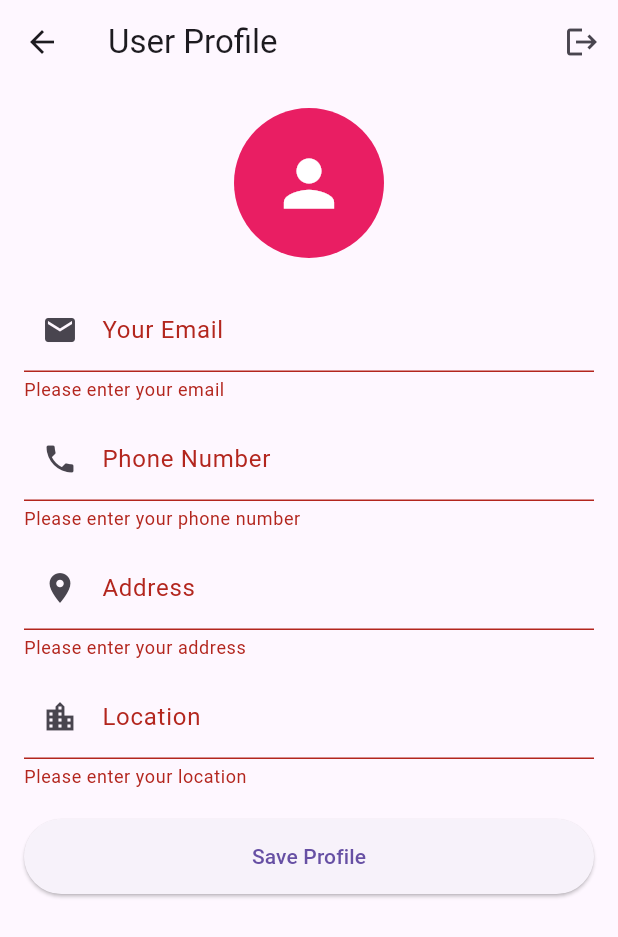
After one commit to Malinda-kawshalya/Barza_mobile_app, a Flutter app: the UserProfileScreen screen opened by its route, after a tap on "Save Profile", on a phone screen of 412 x 824 dp. The commit adds this screen. Shown: the top 937 px of the screen. Run offline on Flutter 3.47's test engine with Material 3 defaults, Android fonts, the phone set to English and light mode, and no system bars; our stand-ins replace cloud_firestore, firebase_auth, firebase_core; accounts and stored records are empty.

Commit message:
profile page setup

```diff
--- a/barza_app/lib/main.dart
+++ b/barza_app/lib/main.dart
@@ -3,6 +3,8 @@ import 'package:firebase_core/firebase_core.dart';
 import 'screens/login_page.dart';
 import 'screens/helpCenter_page.dart';
 import 'screens/get_started.dart';
+import 'screens/user_profile.dart';
+import 'screens/home_screen.dart';
 
 void main() async {
   WidgetsFlutterBinding.ensureInitialized();
@@ -24,6 +26,8 @@ class MyApp extends StatelessWidget {
         '/': (context) => GetStartedPage(),
         '/login': (context) => LoginPage(),
         '/help-center': (context) => HelpCenterPage(),
+        '/user-profile': (context) => UserProfileScreen(),
+        '/home': (context) => HomeScreen(),
       },
     );
   }
--- /dev/null
+++ b/barza_app/lib/models/profile_model.dart
@@ -0,0 +1,39 @@
+import 'package:cloud_firestore/cloud_firestore.dart';
+
+class UserProfile {
+  String? id;
+  String email;
+  String phoneNumber;
+  String address;
+  String location;
+
+  UserProfile({
+    this.id,
+    required this.email,
+    required this.phoneNumber,
+    required this.address,
+    required this.location,
+  });
+
+  // Convert UserProfile to a Map for Firestore
+  Map<String, dynamic> toMap() {
+    return {
+      'email': email,
+      'phoneNumber': phoneNumber,
+      'address': address,
+      'location': location,
+    };
+  }
+
+  // Create UserProfile from Firestore document
+  factory UserProfile.fromFirestore(DocumentSnapshot doc) {
+    Map data = doc.data() as Map;
+    return UserProfile(
+      id: doc.id,
+      email: data['email'] ?? '',
+      phoneNumber: data['phoneNumber'] ?? '',
+      address: data['address'] ?? '',
+      location: data['location'] ?? '',
+    );
+  }
+}
--- a/barza_app/lib/screens/home_screen.dart
+++ b/barza_app/lib/screens/home_screen.dart
@@ -21,7 +21,7 @@ class HomeScreen extends StatelessWidget {
     } else if (index == 3) {
       routeName = '/wishlist';
     } else if (index == 4) {
-      routeName = '/userprofile';
+      routeName = '/user-profile';
     }
 
     if (ModalRoute.of(context)?.settings.name != routeName) {
--- a/barza_app/lib/screens/login_page.dart
+++ b/barza_app/lib/screens/login_page.dart
@@ -4,7 +4,7 @@ import 'package:firebase_auth/firebase_auth.dart';
 import 'package:barza_app/screens/get_started.dart';
 import 'package:barza_app/screens/signUp_page.dart';
 import 'package:barza_app/screens/home_screen.dart';
-import '/auth_service.dart';
+import '../services/auth_service.dart';
 
 class LoginPage extends StatefulWidget {
   const LoginPage({Key? key}) : super(key: key);
--- /dev/null
+++ b/barza_app/lib/screens/user_profile.dart
@@ -0,0 +1,192 @@
+import 'package:flutter/material.dart';
+import 'package:firebase_auth/firebase_auth.dart';
+import 'package:barza_app/models/profile_model.dart';
+import 'package:barza_app/services/profile_service.dart';
+
+class UserProfileScreen extends StatefulWidget {
+  @override
+  _UserProfileScreenState createState() => _UserProfileScreenState();
+}
+
+class _UserProfileScreenState extends State<UserProfileScreen> {
+  final _formKey = GlobalKey<FormState>();
+  final _userProfileService = UserProfileService();
+
+  // Controllers for text fields
+  final _emailController = TextEditingController();
+  final _phoneController = TextEditingController();
+  final _addressController = TextEditingController();
+  final _locationController = TextEditingController();
+
+  UserProfile? _existingProfile;
+  bool _isLoading = true;
+
+  @override
+  void initState() {
+    super.initState();
+    _fetchExistingProfile();
+  }
+
+  Future<void> _fetchExistingProfile() async {
+    try {
+      final profile = await _userProfileService.fetchUserProfile();
+      if (profile != null) {
+        setState(() {
+          _existingProfile = profile;
+          _emailController.text = profile.email;
+          _phoneController.text = profile.phoneNumber;
+          _addressController.text = profile.address;
+          _locationController.text = profile.location;
+        });
+      }
+    } catch (e) {
+      ScaffoldMessenger.of(context).showSnackBar(
+        SnackBar(content: Text('Error loading profile: $e')),
+      );
+    } finally {
+      setState(() {
+        _isLoading = false;
+      });
+    }
+  }
+
+  Future<void> _saveProfile() async {
+    if (_formKey.currentState!.validate()) {
+      try {
+        final profile = UserProfile(
+          email: _emailController.text,
+          phoneNumber: _phoneController.text,
+          address: _addressController.text,
+          location: _locationController.text,
+        );
+
+        await _userProfileService.saveUserProfile(profile);
+
+        ScaffoldMessenger.of(context).showSnackBar(
+          SnackBar(content: Text('Profile saved successfully!')),
+        );
+      } catch (e) {
+        ScaffoldMessenger.of(context).showSnackBar(
+          SnackBar(content: Text('Error saving profile: $e')),
+        );
+      }
+    }
+  }
+
+  @override
+  Widget build(BuildContext context) {
+    return Scaffold(
+      appBar: AppBar(
+        title: Text('User Profile'),
+        leading: IconButton(
+          icon: Icon(Icons.arrow_back),
+          onPressed: () {
+            Navigator.of(context).pushReplacementNamed('/home');
+          },
+        ),
+        actions: [
+          IconButton(
+            icon: Icon(Icons.logout),
+            onPressed: () async {
+              await FirebaseAuth.instance.signOut();
+              // Navigate to login screen
+            },
+          ),
+        ],
+      ),
+      body: _isLoading
+          ? Center(child: CircularProgressIndicator())
+          : SingleChildScrollView(
+              child: Padding(
+                padding: const EdgeInsets.all(16.0),
+                child: Form(
+                  key: _formKey,
+                  child: Column(
+                    children: [
+                      CircleAvatar(
+                        radius: 50,
+                        backgroundColor: Colors.pink,
+                        child:
+                            Icon(Icons.person, size: 50, color: Colors.white),
+                      ),
+                      SizedBox(height: 20),
+                      TextFormField(
+                        controller: _emailController,
+                        decoration: InputDecoration(
+                          labelText: 'Your Email',
+                          prefixIcon: Icon(Icons.email),
+                        ),
+                        validator: (value) {
+                          if (value == null || value.isEmpty) {
+                            return 'Please enter your email';
+                          }
+                          return null;
+                        },
+                      ),
+                      SizedBox(height: 10),
+                      TextFormField(
+                        controller: _phoneController,
+                        decoration: InputDecoration(
+                          labelText: 'Phone Number',
+                          prefixIcon: Icon(Icons.phone),
+                        ),
+                        validator: (value) {
+                          if (value == null || value.isEmpty) {
+                            return 'Please enter your phone number';
+                          }
+                          return null;
+                        },
+                      ),
+                      SizedBox(height: 10),
+                      TextFormField(
+                        controller: _addressController,
+                        decoration: InputDecoration(
+                          labelText: 'Address',
+                          prefixIcon: Icon(Icons.location_on),
+                        ),
+                        validator: (value) {
+                          if (value == null || value.isEmpty) {
+                            return 'Please enter your address';
+                          }
+                          return null;
+                        },
+                      ),
+                      SizedBox(height: 10),
+                      TextFormField(
+                        controller: _locationController,
+                        decoration: InputDecoration(
+                          labelText: 'Location',
+                          prefixIcon: Icon(Icons.location_city),
+                        ),
+                        validator: (value) {
+                          if (value == null || value.isEmpty) {
+                            return 'Please enter your location';
+                          }
+                          return null;
+                        },
+                      ),
+                      SizedBox(height: 20),
+                      ElevatedButton(
+                        onPressed: _saveProfile,
+                        child: Text('Save Profile'),
+                        style: ElevatedButton.styleFrom(
+                          minimumSize: Size(double.infinity, 50),
+                        ),
+                      ),
+                    ],
+                  ),
+                ),
+              ),
+            ),
+    );
+  }
+
+  @override
+  void dispose() {
+    _emailController.dispose();
+    _phoneController.dispose();
+    _addressController.dispose();
+    _locationController.dispose();
+    super.dispose();
+  }
+}
--- /dev/null
+++ b/barza_app/lib/services/profile_service.dart
@@ -0,0 +1,52 @@
+import 'package:barza_app/models/profile_model.dart';
+import 'package:cloud_firestore/cloud_firestore.dart';
+import 'package:firebase_auth/firebase_auth.dart';
+import 'package:barza_app/services/profile_service.dart';
+
+
+class UserProfileService {
+  final FirebaseFirestore _firestore = FirebaseFirestore.instance;
+  final FirebaseAuth _auth = FirebaseAuth.instance;
+
+  // Save user profile to Firestore
+  Future<void> saveUserProfile(UserProfile profile) async {
+    try {
+      // Get current user's UID
+      final currentUser = _auth.currentUser;
+      if (currentUser == null) {
+        throw Exception('No authenticated user found');
+      }
+
+      // Save profile to Firestore under user's UID
+      await _firestore
+          .collection('users')
+          .doc(currentUser.uid)
+          .set(profile.toMap(), SetOptions(merge: true));
+    } catch (e) {
+      print('Error saving user profile: $e');
+      rethrow;
+    }
+  }
+
+  // Fetch user profile from Firestore
+  Future<UserProfile?> fetchUserProfile() async {
+    try {
+      final currentUser = _auth.currentUser;
+      if (currentUser == null) {
+        return null;
+      }
+
+      final doc = await _firestore
+          .collection('users')
+          .doc(currentUser.uid)
+          .get();
+
+      return doc.exists
+        ? UserProfile.fromFirestore(doc)
+        : null;
+    } catch (e) {
+      print('Error fetching user profile: $e');
+      return null;
+    }
+  }
+}
--- a/barza_app/pubspec.yaml
+++ b/barza_app/pubspec.yaml
@@ -35,6 +35,8 @@ dependencies:
   firebase_core: ^2.32.0
   firebase_auth: ^4.16.0
   cloud_firestore: ^4.15.4
+  image_picker: ^1.0.2
+  location: ^5.0.3
 
 dev_dependencies:
   flutter_test:
```
Also changed, not shown: barza_app/lib/services/auth_service.dart (renamed from barza_app/lib/auth_service.dart), barza_app/pubspec.lock.
